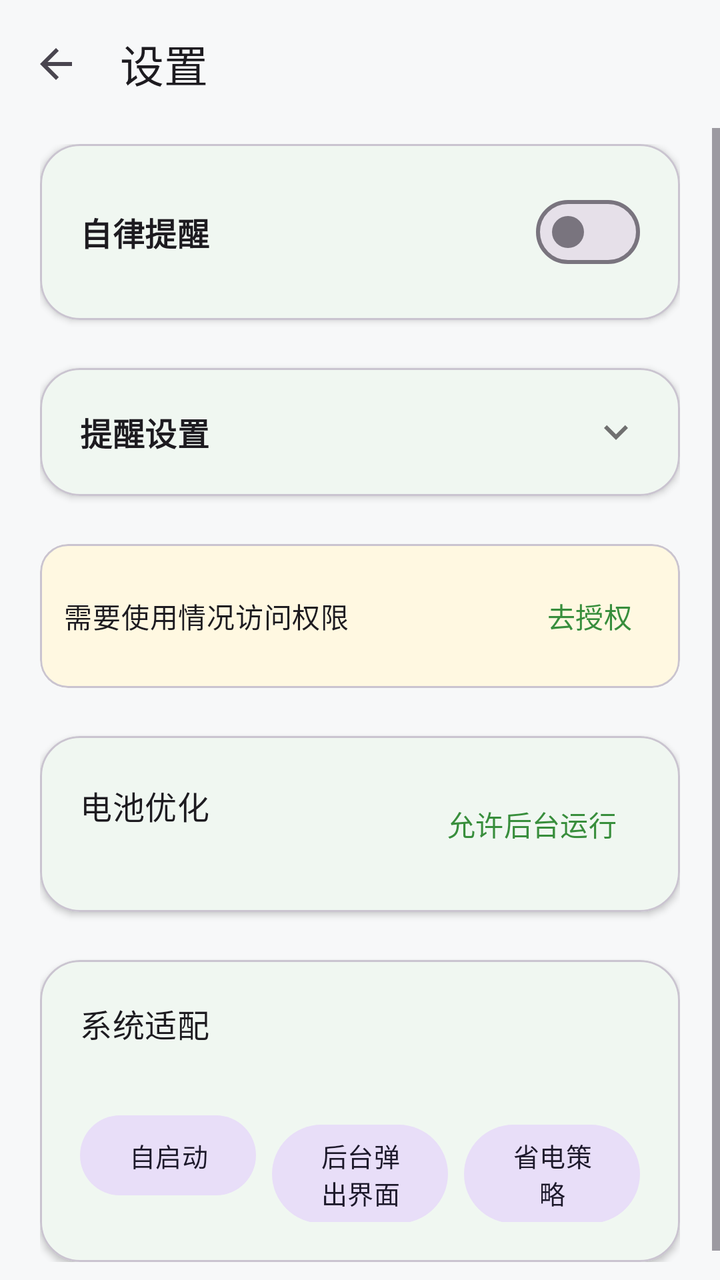
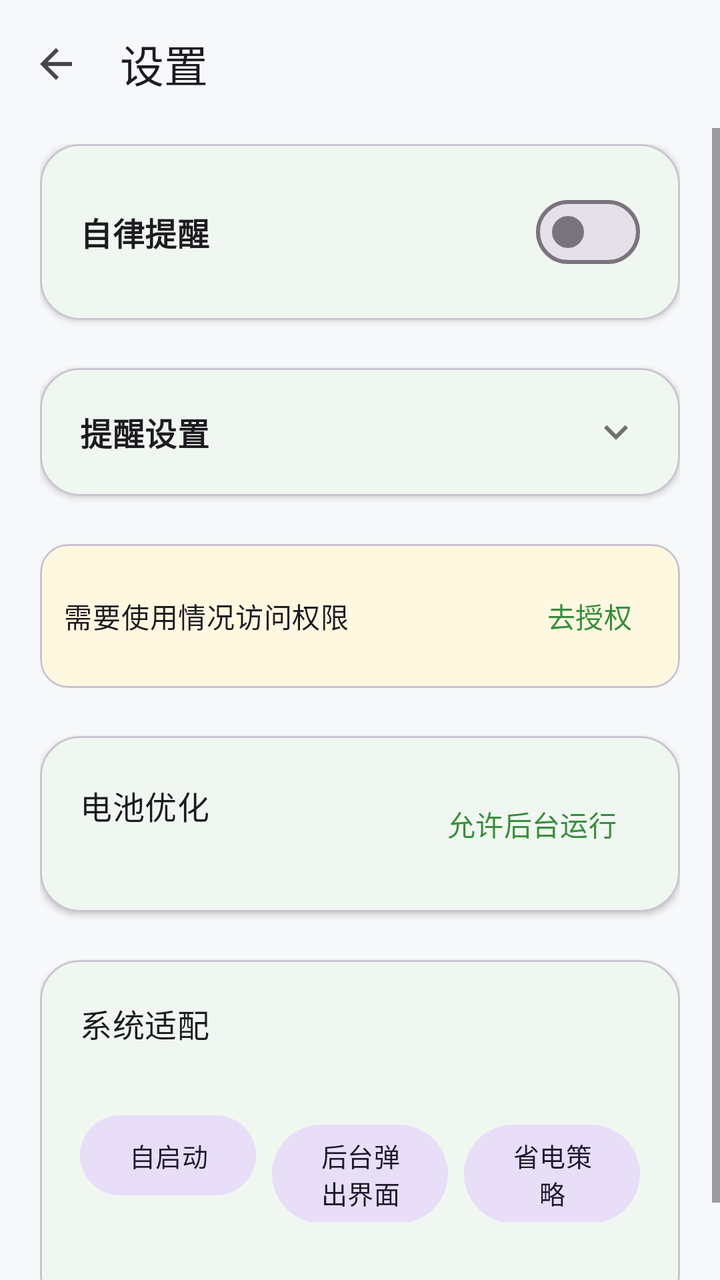

Compare the two renders of this Android layout. The source of the first and the diff that turns it into the second are given below.
<!-- AndroidManifest.xml: application theme Theme.SelfDiscipline -->
<!-- res/layout/activity_settings.xml -->
<?xml version="1.0" encoding="utf-8"?>
<LinearLayout xmlns:android="http://schemas.android.com/apk/res/android"
    xmlns:app="http://schemas.android.com/apk/res-auto"
    android:layout_width="match_parent"
    android:layout_height="match_parent"
    android:background="@color/bg"
    android:orientation="vertical">

    <com.google.android.material.appbar.MaterialToolbar
        android:id="@+id/toolbar"
        android:layout_width="match_parent"
        android:layout_height="?attr/actionBarSize"
        android:background="@color/bg"
        app:navigationIcon="?attr/homeAsUpIndicator"
        app:title="设置"
        app:titleTextAppearance="?attr/textAppearanceTitleLarge" />

    <ScrollView
        android:layout_width="match_parent"
        android:layout_height="0dp"
        android:layout_weight="1"
        android:fillViewport="true">

        <LinearLayout
            android:layout_width="match_parent"
            android:layout_height="wrap_content"
            android:orientation="vertical"
            android:paddingStart="20dp"
            android:paddingEnd="20dp"
            android:paddingTop="8dp"
            android:paddingBottom="24dp">

            
            <com.google.android.material.card.MaterialCardView
                android:layout_width="match_parent"
                android:layout_height="wrap_content"
                app:cardBackgroundColor="@color/surface"
                app:cardCornerRadius="20dp"
                app:cardElevation="2dp">

                <LinearLayout
                    android:layout_width="match_parent"
                    android:layout_height="wrap_content"
                    android:gravity="center_vertical"
                    android:orientation="horizontal"
                    android:padding="20dp">

                    <TextView
                        android:layout_width="0dp"
                        android:layout_height="wrap_content"
                        android:layout_weight="1"
                        android:text="自律提醒"
                        android:textAppearance="?attr/textAppearanceTitleMedium"
                        android:textStyle="bold" />

                    <com.google.android.material.materialswitch.MaterialSwitch
                        android:id="@+id/switchMonitor"
                        android:layout_width="wrap_content"
                        android:layout_height="wrap_content" />
                </LinearLayout>
            </com.google.android.material.card.MaterialCardView>

            
            <com.google.android.material.card.MaterialCardView
                android:layout_width="match_parent"
                android:layout_height="wrap_content"
                android:layout_marginTop="24dp"
                app:cardBackgroundColor="@color/surface"
                app:cardCornerRadius="20dp"
                app:cardElevation="2dp">

                <LinearLayout
                    android:layout_width="match_parent"
                    android:layout_height="wrap_content"
                    android:orientation="vertical">

                    
                    <LinearLayout
                        android:id="@+id/remindHeader"
                        android:layout_width="match_parent"
                        android:layout_height="wrap_content"
                        android:background="?attr/selectableItemBackground"
                        android:clickable="true"
                        android:focusable="true"
                        android:gravity="center_vertical"
                        android:orientation="horizontal"
                        android:padding="20dp">

                        <TextView
                            android:layout_width="0dp"
                            android:layout_height="wrap_content"
                            android:layout_weight="1"
                            android:text="提醒设置"
                            android:textAppearance="?attr/textAppearanceTitleMedium"
                            android:textStyle="bold" />

                        <ImageView
                            android:id="@+id/ivRemindArrow"
                            android:layout_width="24dp"
                            android:layout_height="24dp"
                            android:contentDescription="展开"
                            android:src="@drawable/ic_expand_more"
                            app:tint="@color/text_secondary" />
                    </LinearLayout>

                    
                    <LinearLayout
                        android:id="@+id/layoutRemindFields"
                        android:layout_width="match_parent"
                        android:layout_height="wrap_content"
                        android:orientation="vertical"
                        android:paddingStart="20dp"
                        android:paddingEnd="20dp"
                        android:paddingBottom="20dp"
                        android:visibility="gone">

                        <com.google.android.material.textfield.TextInputLayout
                            android:layout_width="match_parent"
                            android:layout_height="wrap_content"
                            android:hint="使用时长阈值（分钟）"
                            style="@style/Widget.Material3.TextInputLayout.OutlinedBox.Dense">

                            <com.google.android.material.textfield.TextInputEditText
                                android:id="@+id/etThreshold"
                                android:layout_width="match_parent"
                                android:layout_height="wrap_content"
                                android:inputType="number"
                                android:maxLines="1" />
                        </com.google.android.material.textfield.TextInputLayout>

                        <com.google.android.material.textfield.TextInputLayout
                            android:layout_width="match_parent"
                            android:layout_height="wrap_content"
                            android:layout_marginTop="8dp"
                            android:hint="提醒间隔（分钟）"
                            style="@style/Widget.Material3.TextInputLayout.OutlinedBox.Dense">

                            <com.google.android.material.textfield.TextInputEditText
                                android:id="@+id/etInterval"
                                android:layout_width="match_parent"
                                android:layout_height="wrap_content"
                                android:inputType="number"
                                android:maxLines="1" />
                        </com.google.android.material.textfield.TextInputLayout>

                        <com.google.android.material.button.MaterialButton
                            android:id="@+id/btnSave"
                            android:layout_width="wrap_content"
                            android:layout_height="wrap_content"
                            android:layout_marginTop="10dp"
                            android:text="保存"
                            style="@style/Widget.Material3.Button.TonalButton" />
                    </LinearLayout>
                </LinearLayout>
            </com.google.android.material.card.MaterialCardView>

            
            <com.google.android.material.card.MaterialCardView
                android:id="@+id/cardPermission"
                android:layout_width="match_parent"
                android:layout_height="wrap_content"
                android:layout_marginTop="24dp"
                app:cardBackgroundColor="#FFF8E1"
                app:cardCornerRadius="14dp"
                app:cardElevation="0dp">

                <LinearLayout
                    android:layout_width="match_parent"
                    android:layout_height="wrap_content"
                    android:gravity="center_vertical"
                    android:orientation="horizontal"
                    android:padding="12dp">

                    <TextView
                        android:layout_width="0dp"
                        android:layout_height="wrap_content"
                        android:layout_weight="1"
                        android:text="需要使用情况访问权限"
                        android:textAppearance="?attr/textAppearanceBodyMedium" />

                    <com.google.android.material.button.MaterialButton
                        android:id="@+id/btnGrantPermission"
                        android:layout_width="wrap_content"
                        android:layout_height="wrap_content"
                        android:minWidth="0dp"
                        android:paddingStart="14dp"
                        android:paddingEnd="14dp"
                        android:text="去授权"
                        style="@style/Widget.Material3.Button.TextButton" />
                </LinearLayout>
            </com.google.android.material.card.MaterialCardView>

            
            <com.google.android.material.card.MaterialCardView
                android:layout_width="match_parent"
                android:layout_height="wrap_content"
                android:layout_marginTop="24dp"
                app:cardBackgroundColor="@color/surface"
                app:cardCornerRadius="20dp"
                app:cardElevation="2dp">

                <LinearLayout
                    android:layout_width="match_parent"
                    android:layout_height="wrap_content"
                    android:gravity="center_vertical"
                    android:orientation="horizontal"
                    android:padding="20dp">

                    <LinearLayout
                        android:layout_width="0dp"
                        android:layout_height="wrap_content"
                        android:layout_weight="1"
                        android:orientation="vertical">

                        <TextView
                            android:layout_width="wrap_content"
                            android:layout_height="wrap_content"
                            android:text="电池优化"
                            android:textAppearance="?attr/textAppearanceTitleMedium" />

                        <TextView
                            android:id="@+id/tvBatteryStatus"
                            android:layout_width="wrap_content"
                            android:layout_height="wrap_content"
                            android:layout_marginTop="2dp"
                            android:textAppearance="?attr/textAppearanceBodySmall"
                            android:textColor="@color/text_secondary" />
                    </LinearLayout>

                    <com.google.android.material.button.MaterialButton
                        android:id="@+id/btnBattery"
                        android:layout_width="wrap_content"
                        android:layout_height="wrap_content"
                        android:minWidth="0dp"
                        android:paddingStart="14dp"
                        android:paddingEnd="14dp"
                        android:text="允许后台运行"
                        style="@style/Widget.Material3.Button.TextButton" />
                </LinearLayout>
            </com.google.android.material.card.MaterialCardView>

            
            <com.google.android.material.card.MaterialCardView
                android:id="@+id/cardDeviceCompat"
                android:layout_width="match_parent"
                android:layout_height="wrap_content"
                android:layout_marginTop="24dp"
                app:cardBackgroundColor="@color/surface"
                app:cardCornerRadius="20dp"
                app:cardElevation="2dp">

                <LinearLayout
                    android:layout_width="match_parent"
                    android:layout_height="wrap_content"
                    android:orientation="vertical"
                    android:padding="20dp">

                    <TextView
                        android:layout_width="wrap_content"
                        android:layout_height="wrap_content"
                        android:text="系统适配"
                        android:textAppearance="?attr/textAppearanceTitleMedium" />

                    <TextView
                        android:id="@+id/tvDeviceCompatStatus"
                        android:layout_width="wrap_content"
                        android:layout_height="wrap_content"
                        android:layout_marginTop="4dp"
                        android:textAppearance="?attr/textAppearanceBodySmall"
                        android:textColor="@color/text_secondary" />

                    
                    <LinearLayout
                        android:id="@+id/layoutSuperIsland"
                        android:layout_width="match_parent"
                        android:layout_height="wrap_content"
                        android:layout_marginTop="10dp"
                        android:gravity="center_vertical"
                        android:orientation="horizontal"
                        android:visibility="gone">

                        <TextView
                            android:id="@+id/tvSuperIslandText"
                            android:layout_width="0dp"
                            android:layout_height="wrap_content"
                            android:layout_weight="1"
                            android:text="动态岛通知：到系统设置开启通知上岛显示"
                            android:textColor="@color/text_secondary"
                            android:textSize="13sp" />

                        <com.google.android.material.button.MaterialButton
                            android:id="@+id/btnSuperIsland"
                            android:layout_width="wrap_content"
                            android:layout_height="wrap_content"
                            android:minWidth="0dp"
                            android:paddingStart="14dp"
                            android:paddingEnd="14dp"
                            android:text="去设置"
                            style="@style/Widget.Material3.Button.TextButton" />
                    </LinearLayout>

                    <LinearLayout
                        android:layout_width="match_parent"
                        android:layout_height="wrap_content"
                        android:layout_marginTop="10dp"
                        android:orientation="horizontal">

                        <com.google.android.material.button.MaterialButton
                            android:id="@+id/btnAutoStart"
                            android:layout_width="0dp"
                            android:layout_height="wrap_content"
                            android:layout_weight="1"
                            android:minWidth="0dp"
                            android:paddingStart="4dp"
                            android:paddingEnd="4dp"
                            android:text="自启动"
                            android:textSize="13sp"
                            style="@style/Widget.Material3.Button.TonalButton" />

                        <com.google.android.material.button.MaterialButton
                            android:id="@+id/btnPermEditor"
                            android:layout_width="0dp"
                            android:layout_height="wrap_content"
                            android:layout_marginStart="8dp"
                            android:layout_weight="1"
                            android:minWidth="0dp"
                            android:paddingStart="4dp"
                            android:paddingEnd="4dp"
                            android:text="后台弹出界面"
                            android:textSize="13sp"
                            style="@style/Widget.Material3.Button.TonalButton" />

                        <com.google.android.material.button.MaterialButton
                            android:id="@+id/btnAppDetails"
                            android:layout_width="0dp"
                            android:layout_height="wrap_content"
                            android:layout_marginStart="8dp"
                            android:layout_weight="1"
                            android:minWidth="0dp"
                            android:paddingStart="4dp"
                            android:paddingEnd="4dp"
                            android:text="省电策略"
                            android:textSize="13sp"
                            style="@style/Widget.Material3.Button.TonalButton" />
                    </LinearLayout>
                </LinearLayout>
            </com.google.android.material.card.MaterialCardView>
        </LinearLayout>
    </ScrollView>
</LinearLayout>
<!-- resources referenced by this layout -->
<resources>
  <color name="bg">#F7F8F9</color>
  <color name="surface">#FFFFFF</color>
  <color name="text_secondary">#707070</color>
  <!-- drawable ic_expand_more (drawable) -->
  <?xml version="1.0" encoding="utf-8"?>
  <vector xmlns:android="http://schemas.android.com/apk/res/android"
      android:width="24dp"
      android:height="24dp"
      android:viewportWidth="24"
      android:viewportHeight="24">
      <path
          android:fillColor="#FF000000"
          android:pathData="M16.59,8.59L12,13.17L7.41,8.59L6,10l6,6l6,-6z" />
  </vector>
  <style name="Theme.SelfDiscipline" parent="Theme.Material3.Light.NoActionBar">
          <item name="colorPrimary">@color/primary</item>
          <item name="colorOnPrimary">@color/white</item>
          <item name="colorPrimaryContainer">@color/primary_container</item>
          <item name="colorOnPrimaryContainer">@color/on_primary_container</item>
          <item name="colorSurface">@color/surface</item>
          <item name="colorSurfaceVariant">@color/surface_variant</item>
          <item name="android:windowBackground">@color/bg</item>
          <item name="android:statusBarColor">@color/bg</item>
          <item name="android:windowLightStatusBar">true</item>
      </style>
  <color name="primary">#388E3C</color>
  <color name="white">#FFFFFF</color>
  <color name="primary_container">#A5D6A7</color>
  <color name="on_primary_container">#1B5E20</color>
  <color name="surface_variant">#EAECEB</color>
</resources>

<!-- the commit's change to res/layout/activity_settings.xml (unified diff, before → after) -->
@@ -343,6 +343,15 @@
                             android:textSize="13sp"
                             style="@style/Widget.Material3.Button.TonalButton" />
                     </LinearLayout>
+
+                    
+                    <TextView
+                        android:id="@+id/tvCompatHint"
+                        android:layout_width="wrap_content"
+                        android:layout_height="wrap_content"
+                        android:layout_marginTop="10dp"
+                        android:textAppearance="?attr/textAppearanceBodySmall"
+                        android:textColor="@color/text_secondary" />
                 </LinearLayout>
             </com.google.android.material.card.MaterialCardView>
         </LinearLayout>
